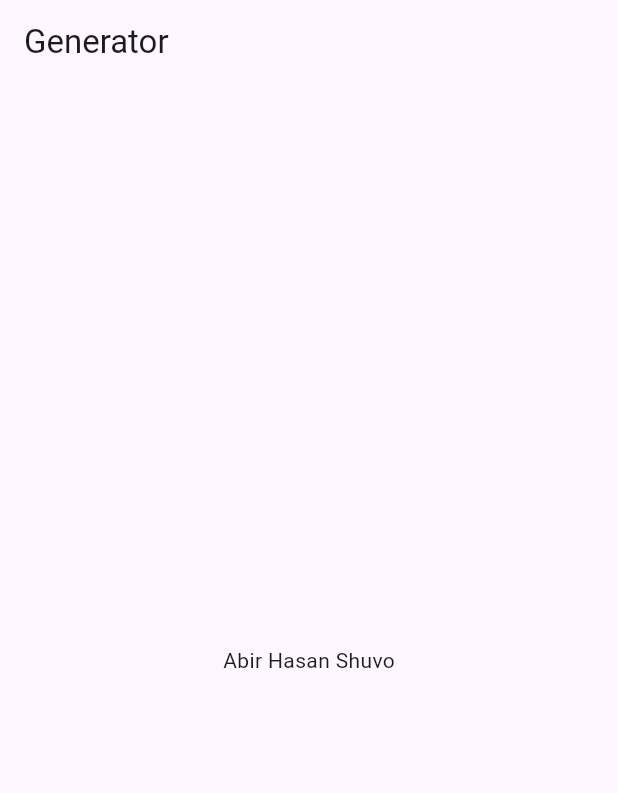
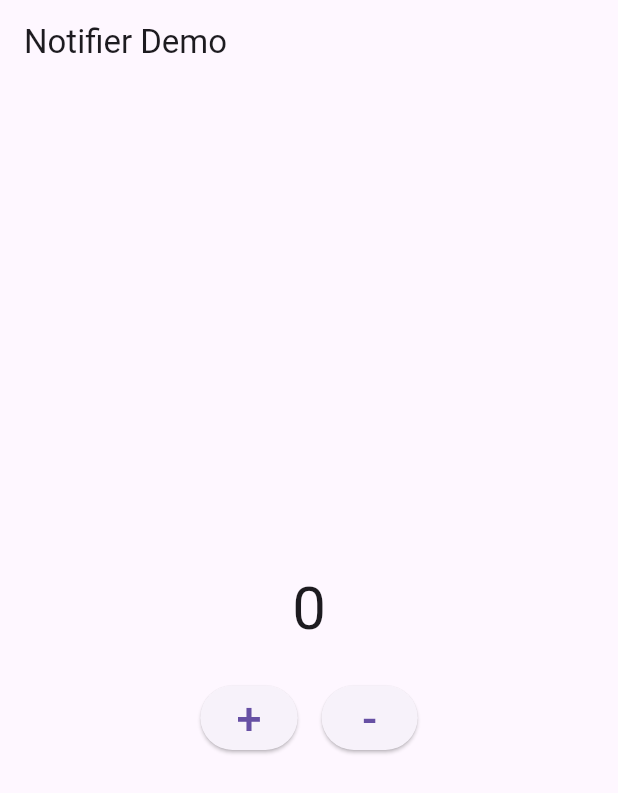
Before and after one commit to AbirHasanShuvo/riverpod_3.0, a Flutter app: the screen it shows after launch, on a phone screen of 412 x 824 dp. Shown: the top 793 px of the screen. Run offline on Flutter 3.47's test engine with Material 3 defaults, Android fonts, the phone set to English and light mode, and no system bars; our stand-ins replace flutter_riverpod, riverpod_annotation; generated files the repository leaves out were written again.

Commit message:
notifier provider implemented

```diff
--- a/lib/main.dart
+++ b/lib/main.dart
@@ -1,8 +1,9 @@
 import 'package:flutter/material.dart';
 import 'package:flutter_riverpod/flutter_riverpod.dart';
 import 'package:riverpod_v3/new_series/riverpod_generator/gene_home.dart';
+import 'package:riverpod_v3/new_series/theme_provider/MyHomePage.dart';
 import 'package:riverpod_v3/new_series/theme_provider/theme_provider.dart';
-import 'package:riverpod_v3/new_series/widget_rebuild/new_home.dart';
+import 'package:riverpod_v3/new_series/notifier_provider/notifier_p.dart';
 
 final nameProvider = Provider<String>((ref) {
   return "Hello Black Titanium";
@@ -26,7 +27,7 @@ class MyApp extends ConsumerWidget {
     return MaterialApp(
       debugShowCheckedModeBanner: false,
       theme: isLightTheme ? ThemeData.light() : ThemeData.dark(),
-      home: GeneHome(),
+      home: NotiferP(),
     );
   }
 }
--- /dev/null
+++ b/lib/new_series/notifier_provider/counter_notifier.dart
@@ -0,0 +1,20 @@
+import 'package:flutter_riverpod/flutter_riverpod.dart';
+
+class CounterNotifier extends Notifier<int> {
+  @override
+  int build() {
+    return 0;
+  }
+
+  void increment() {
+    state++;
+  }
+
+  void decrement() {
+    state--;
+  }
+}
+
+final counterNotifierProvider = NotifierProvider<CounterNotifier, int>(() {
+  return CounterNotifier();
+});
--- /dev/null
+++ b/lib/new_series/notifier_provider/notifier_p.dart
@@ -0,0 +1,42 @@
+import 'package:flutter/material.dart';
+import 'package:flutter_riverpod/flutter_riverpod.dart';
+import 'package:riverpod_v3/new_series/notifier_provider/counter_notifier.dart';
+
+class NotiferP extends ConsumerWidget {
+  const NotiferP({super.key});
+
+  @override
+  Widget build(BuildContext context, WidgetRef ref) {
+    final counter = ref.watch(counterNotifierProvider);
+
+    return Scaffold(
+      appBar: AppBar(title: Text('Notifier Demo')),
+      body: Column(
+        mainAxisAlignment: MainAxisAlignment.center,
+        children: [
+          Text(counter.toString(), style: TextStyle(fontSize: 40)),
+          SizedBox(height: 20),
+          Row(
+            mainAxisAlignment: MainAxisAlignment.center,
+            children: [
+              ElevatedButton(
+                onPressed: () {
+                  ref.read(counterNotifierProvider.notifier).increment();
+                },
+                child: Text("+", style: TextStyle(fontSize: 30)),
+              ),
+              SizedBox(width: 16),
+
+              ElevatedButton(
+                onPressed: () {
+                  ref.read(counterNotifierProvider.notifier).decrement();
+                },
+                child: Text("-", style: TextStyle(fontSize: 30)),
+              ),
+            ],
+          ),
+        ],
+      ),
+    );
+  }
+}
```
